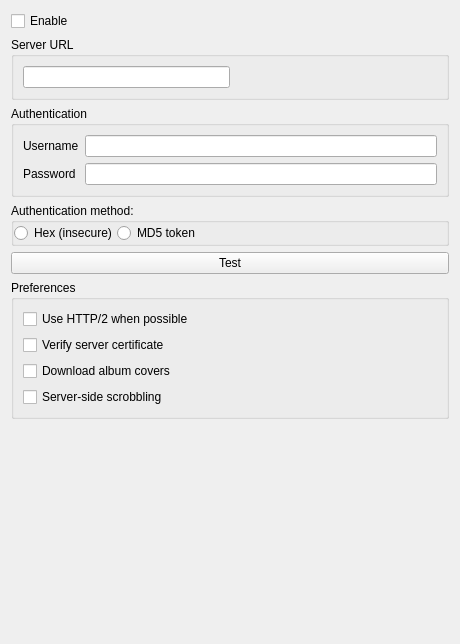
The window that src/settings/subsonicsettingspage.ui (strawberrymusicplayer/strawberry) describes before a commit, drawn with Qt 5.
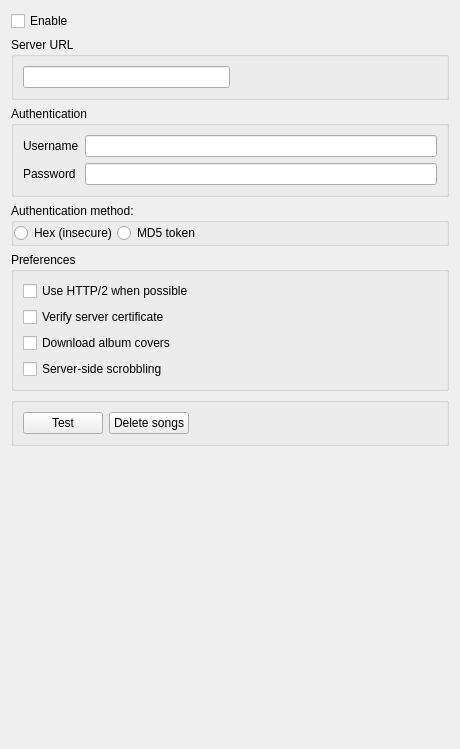
The same window after the commit. Icons and pictures are not drawn.

Commit message:
Subsonic: Add button to delete songs
Fixes #883

Patch:
```diff
--- a/src/settings/subsonicsettingspage.ui
+++ b/src/settings/subsonicsettingspage.ui
@@ -7,7 +7,7 @@
     <x>0</x>
     <y>0</y>
     <width>460</width>
-    <height>644</height>
+    <height>749</height>
    </rect>
   </property>
   <property name="windowTitle">
@@ -144,13 +144,6 @@
      </layout>
     </widget>
    </item>
-   <item>
-    <widget class="QPushButton" name="button_test">
-     <property name="text">
-      <string>Test</string>
-     </property>
-    </widget>
-   </item>
    <item>
     <widget class="QGroupBox" name="groupbox_preferences">
      <property name="title">
@@ -188,6 +181,42 @@
      </layout>
     </widget>
    </item>
+   <item>
+    <widget class="QGroupBox" name="groupbox_tools">
+     <property name="title">
+      <string/>
+     </property>
+     <layout class="QGridLayout" name="gridLayout">
+      <item row="0" column="2">
+       <spacer name="horizontalSpacer">
+        <property name="orientation">
+         <enum>Qt::Horizontal</enum>
+        </property>
+        <property name="sizeHint" stdset="0">
+         <size>
+          <width>40</width>
+          <height>20</height>
+         </size>
+        </property>
+       </spacer>
+      </item>
+      <item row="0" column="0">
+       <widget class="QPushButton" name="button_test">
+        <property name="text">
+         <string>Test</string>
+        </property>
+       </widget>
+      </item>
+      <item row="0" column="1">
+       <widget class="QPushButton" name="button_deletesongs">
+        <property name="text">
+         <string>Delete songs</string>
+        </property>
+       </widget>
+      </item>
+     </layout>
+    </widget>
+   </item>
    <item>
     <spacer name="spacer_middle">
      <property name="orientation">
```
Left out of the diff: 1 changed line with no effect on the pictures. The commit also changes 5 other files.
